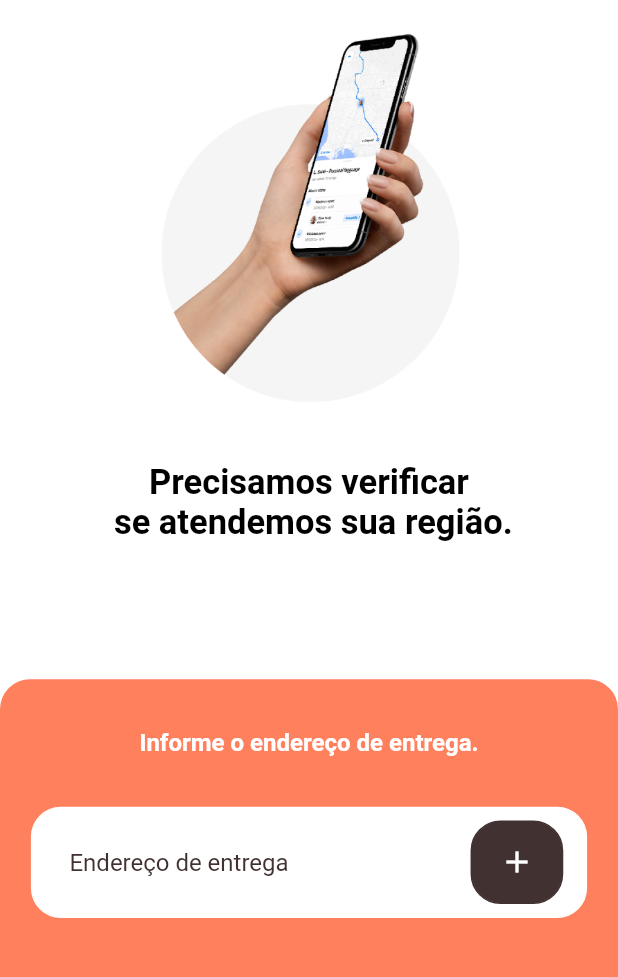
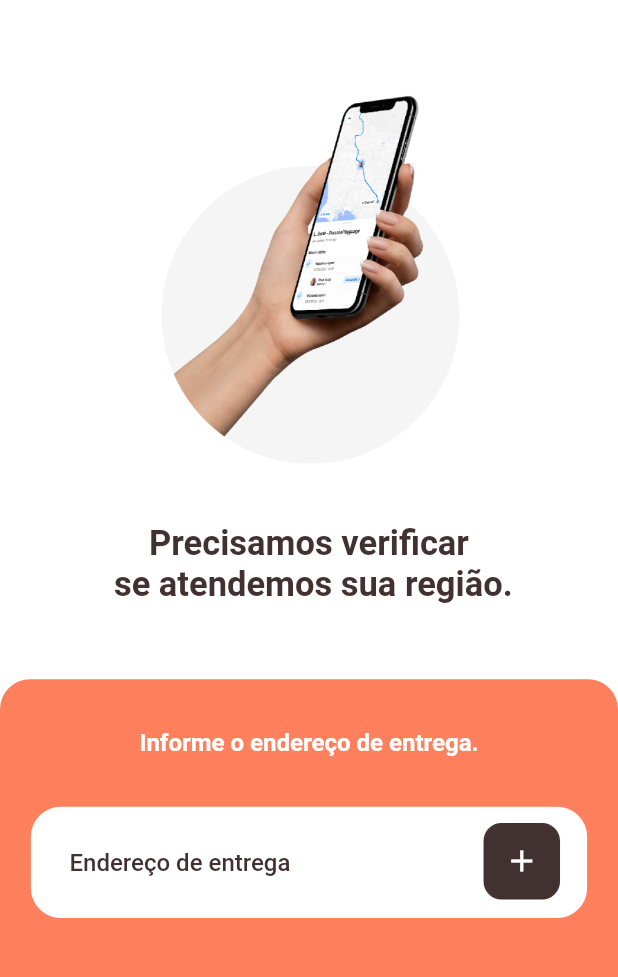
Before and after one commit to gama-devs/WhiteLabel-Mobile, a Flutter app: the screen it shows after launch, after a tap on the "close" icon, on a phone screen of 412 x 824 dp, the part 186-1163 px from its top. Run offline on Flutter 3.47's test engine with Material 2 defaults, Android fonts, the phone set to English and light mode, and no system bars; our stand-ins replace carousel_slider, conditional_builder, flutter_spinkit, flutter_svg, mask_text_input_formatter, shared_preferences.

Commit message:
correcoes necessitadas

```diff
--- a/whitelabel/lib/src/pages/CEP/cep.dart
+++ b/whitelabel/lib/src/pages/CEP/cep.dart
@@ -43,7 +43,7 @@ class _CepState extends State<Cep> {
             style: new TextStyle(
               fontSize: 23.0,
               fontWeight: FontWeight.bold,
-              color: Colors.black,
+              color: Color(0xFF413131),
             ),
           ),
         ),
@@ -230,53 +230,52 @@ class _CepState extends State<Cep> {
                                               style: new TextStyle(
                                                 fontSize: isValid ? 26 : 19,
                                                 fontWeight: FontWeight.normal,
-                                                  color: Colors.black,
+                                                color: Color(0xFF413131),
                                               ),
                                             )
-                                            : Container(
-                                                width: displayWidth(context) *
-                                                    0.55,
+                                          : Center(
+                                              child: Container(
+                                              width:
+                                                  displayWidth(context) * 0.55,
                                               child: Padding(
                                                   padding: EdgeInsets.only(
                                                       bottom: displayHeight(
                                                               context) *
                                                           0.02),
                                                   child: TextField(
-                                                       enabled: false,
                                                     decoration: InputDecoration(
                                                         border:
                                                             InputBorder.none,
-                                                          hintText: "Endereço de entrega",
+                                                        hintText:
+                                                            "Endereço de entrega",
                                                         hintStyle: TextStyle(
                                                             color: Color(
                                                                 0xFF413131),
                                                             fontSize: 16,
                                                             fontWeight:
                                                                 FontWeight
-                                                                      .normal)),
+                                                                    .w500)),
                                                     textAlign: TextAlign.left,
                                                     style: TextStyle(
                                                         color:
                                                             Color(0xFF413131),
                                                         fontSize: 16,
-                                                          fontWeight: FontWeight
-                                                              .normal),
+                                                        fontWeight:
+                                                            FontWeight.normal),
                                                     onChanged: (text) {
                                                       value = text;
                                                     },
                                                   )),
                                             )),
+                                    ),
                                     Padding(
                                       padding: EdgeInsets.only(
                                           top: isValid
                                               ? 0
-                                              : displayHeight(context) * 0.01,
-                                          bottom: isValid
-                                              ? 0
-                                              : displayHeight(context) * 0.01,
+                                              : displayHeight(context) * 0.012,
                                           left: isValid
                                               ? 0
-                                              : displayWidth(context) * 0.099),
+                                              : displayWidth(context) * 0.12),
                                       child: isValid
                                           ? null
                                           : new GestureDetector(
@@ -301,11 +300,9 @@ class _CepState extends State<Cep> {
                                                     borderRadius:
                                                         BorderRadius.all(
                                                             Radius.circular(
-                                                                20))),
-                                                width: displayWidth(context) *
-                                                    0.15,
-                                                height: displayHeight(context) *
-                                                    0.09,
+                                                                12))),
+                                                width: 51,
+                                                height: 51,
                                                 child: Icon(Icons.add,
                                                     color: Colors.white),
                                               )),
@@ -345,6 +342,9 @@ class _CepState extends State<Cep> {
               width: displayWidth(context) * 0.4,
             ),
           ),
+          Container(
+            height: displayHeight(context) * 0.05,
+          ),
           MediaQuery.of(context).viewInsets.bottom == 0
               ? Image.asset(
                   'assets/fone2.png',
--- a/whitelabel/lib/src/pages/CEP/search.dart
+++ b/whitelabel/lib/src/pages/CEP/search.dart
@@ -178,7 +178,7 @@ class _AddressState extends State<Address> {
             child: Text('Por gentileza, informe o número.',
                 textAlign: TextAlign.center,
                 style: TextStyle(
-                    color: Colors.black,
+                    color: Color(0xFF413131),
                     fontSize: 19,
                     fontWeight: FontWeight.bold)),
           ),
@@ -236,7 +236,7 @@ class _AddressState extends State<Address> {
             height: displayHeight(context) * 0.08,
             child: Text('Endereço sem número',
                 style: TextStyle(
-                    color: Colors.black,
+                    color: Color(0xFF413131),
                     fontSize: 16,
                     fontWeight: FontWeight.normal)),
           ),
@@ -266,7 +266,7 @@ class _AddressState extends State<Address> {
                   },
                   child: Text('Desejo acessar mesmo assim',
                       style: TextStyle(
-                          color: Colors.black,
+                          color: Color(0xFF413131),
                           fontSize: 16,
                           fontWeight: FontWeight.w700)),
                   textColor: Colors.white,
@@ -329,7 +329,7 @@ class _AddressState extends State<Address> {
                   width: displayWidth(context) * 0.75,
                   child: Text(name,
                       style: TextStyle(
-                          color: Colors.black,
+                          color: Color(0xFF413131),
                           fontSize: 16,
                           fontWeight: FontWeight.normal)),
                 ),
@@ -396,7 +396,7 @@ class _AddressState extends State<Address> {
                             style: new TextStyle(
                               fontSize: 19.0,
                               fontWeight: FontWeight.bold,
-                              color: isInvalid ? Colors.white : Colors.black,
+                              color: isInvalid ? Colors.white : Color(0xFF413131),
                             ),
                           ),
                         ),
@@ -593,7 +593,7 @@ class _AddressState extends State<Address> {
                                           style: TextStyle(
                                               decoration:
                                                   TextDecoration.underline,
-                                              color: Colors.black,
+                                              color: Color(0xFF413131),
                                               fontSize: 16,
                                               fontWeight: FontWeight.w500)),
                                       textColor: Colors.white,
@@ -691,7 +691,7 @@ class _AddressState extends State<Address> {
                             style: new TextStyle(
                               fontSize: 32,
                               fontWeight: FontWeight.normal,
-                              color: Colors.black,
+                              color: Color(0xFF413131),
                             ),
                           ),
                         )),
--- a/whitelabel/lib/src/pages/Login/login.dart
+++ b/whitelabel/lib/src/pages/Login/login.dart
@@ -524,7 +524,7 @@ class _LoginState extends State<Login> {
                 child: Text("Tentar novamente",
                     textAlign: TextAlign.center,
                     style: TextStyle(
-                        color: Colors.black,
+                        color: Color(0xFF413131),
                         fontWeight: FontWeight.w800,
                         fontSize: 16)),
               ),
--- a/whitelabel/lib/src/pages/Onboarding/Onboarding.dart
+++ b/whitelabel/lib/src/pages/Onboarding/Onboarding.dart
@@ -45,7 +45,7 @@ class _OnboardingState extends State<Onboarding> {
     CarouselSlider carousel = CarouselSlider(
       carouselController: buttonCarouselController,
       options: CarouselOptions(
-          height: MediaQuery.of(context).size.height/2,
+          height: MediaQuery.of(context).size.height / 2,
           viewportFraction: 1,
           onPageChanged: (index, reason) {
             print(index);
@@ -62,7 +62,9 @@ class _OnboardingState extends State<Onboarding> {
                   mainAxisAlignment: MainAxisAlignment.center,
                   children: <Widget>[
                     Container(
-                        height:MediaQuery.of(context).size.height/2,
+                        height: item == 'assets/1.png'
+                            ? MediaQuery.of(context).size.height * 0.45
+                            : MediaQuery.of(context).size.height / 2,
                         child: Image.asset(
                           item,
                           fit: BoxFit.fitHeight,
@@ -126,8 +128,7 @@ class _OnboardingState extends State<Onboarding> {
                   textAlign: TextAlign.center,
                   style: TextStyle(fontFamily: 'Roboto', color: Colors.white),
                 ),
-                indexCarousel == 0 || indexCarousel == 1
-                    ? Container(
+                Container(
                     width: 30,
                     height: 30,
                     child: Icon(
@@ -135,18 +136,6 @@ class _OnboardingState extends State<Onboarding> {
                       size: 18,
                       color: Colors.white,
                     ))
-                    : Container(
-                        width: 30,
-                        height: 30,
-                        child: Text(
-                          '🤤',
-                          textAlign: TextAlign.center,
-                          style: new TextStyle(
-                            fontSize: 16,
-                            fontWeight: FontWeight.normal,
-                            color: Colors.black,
-                          ),
-                        )),
               ],
             ),
           )),
@@ -166,18 +155,14 @@ class _OnboardingState extends State<Onboarding> {
                 wordSpacing: 1),
             textAlign: TextAlign.center,
           ),
-          SizedBox(
-            height:MediaQuery.of(context).size.height/30
-          ),
+          SizedBox(height: MediaQuery.of(context).size.height / 30),
           Text(
             textGrey[indexCarousel],
             style: TextStyle(
                 color: Color(0xFF868484), fontSize: 16, wordSpacing: 1),
             textAlign: TextAlign.center,
           ),
-          SizedBox(
-            height: MediaQuery.of(context).size.height/30
-          ),
+          SizedBox(height: MediaQuery.of(context).size.height / 30),
         ]));
 
     return Scaffold(
@@ -234,7 +219,7 @@ class _OnboardingState extends State<Onboarding> {
                     ],
                   ),
                   SizedBox(
-                    height: MediaQuery.of(context).size.height/30,
+                    height: MediaQuery.of(context).size.height / 30,
                   ),
                   Center(child: carouselText)
                 ])),
--- a/whitelabel/lib/src/pages/Splash/splash.dart
+++ b/whitelabel/lib/src/pages/Splash/splash.dart
@@ -16,7 +16,7 @@ class _SplashState extends State<Splash> {
   void initState() {
     super.initState();
     Timer(
-        Duration(seconds: 1),
+        Duration(seconds: 3),
         () => Navigator.pushReplacement(
               context,
               PageRouteBuilder(
```
Lines whose indentation alone changed are shown as unchanged.
